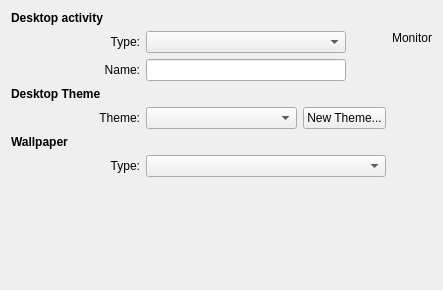
mgottschlag/kwin-tiling, file plasma/shells/desktop/BackgroundDialog.ui: the form before one commit.
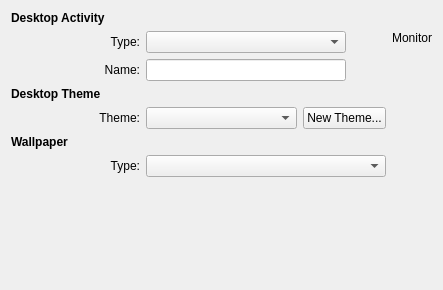
The form after the commit.

Patch:
```diff
--- a/plasma/shells/desktop/BackgroundDialog.ui
+++ b/plasma/shells/desktop/BackgroundDialog.ui
@@ -31,7 +31,7 @@
       </font>
      </property>
      <property name="text" >
-      <string>Desktop activity</string>
+      <string>Desktop Activity</string>
      </property>
     </widget>
    </item>
```
